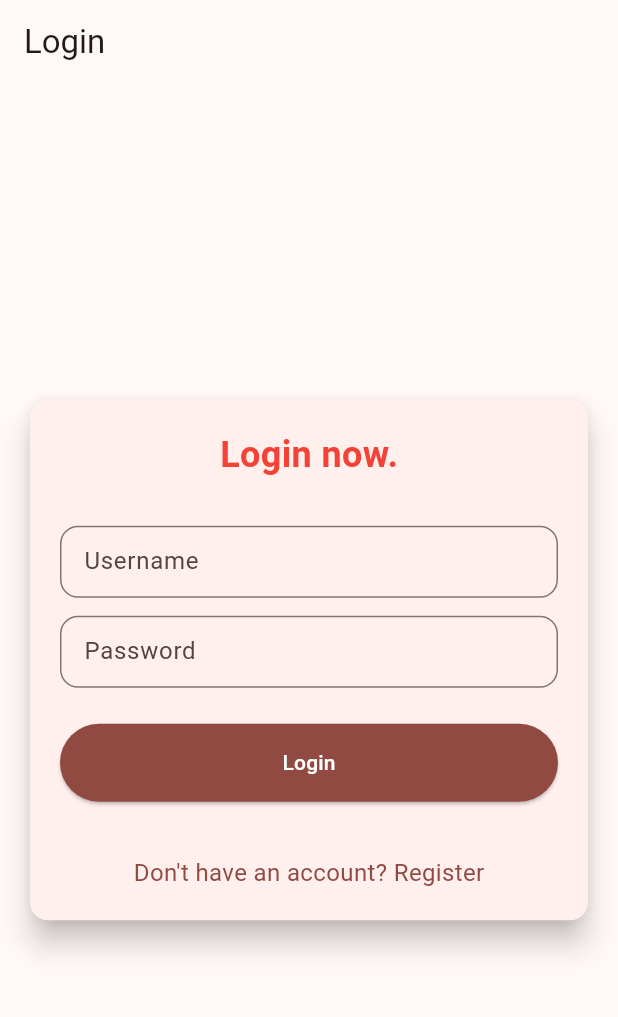
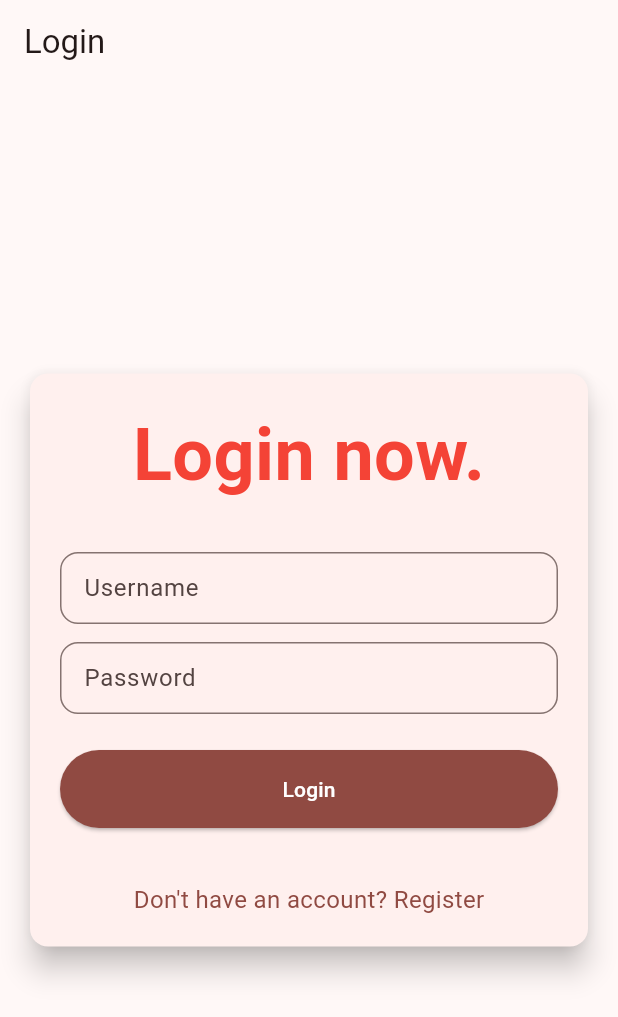
Before and after one commit to skrjmcdc/football-news-mobile, a Flutter app: the screen it shows after launch, on a phone screen of 412 x 824 dp. Shown: the top 1017 px of the screen. Run offline on Flutter 3.47's test engine with Material 3 defaults, Android fonts, the phone set to English and light mode, and no system bars; missing offline and left inert: pbp_django_auth.

Commit message:
Increase login page title font size

```diff
--- a/lib/screens/login.dart
+++ b/lib/screens/login.dart
@@ -60,7 +60,7 @@ class _LoginPageState extends State<LoginPage> {
                   const Text(
                     'Login now.',
                     style: TextStyle(
-                      fontSize: 24.0,
+                      fontSize: 48.0,
                       fontWeight: FontWeight.bold,
                       color: Colors.red,
                     ),
```
